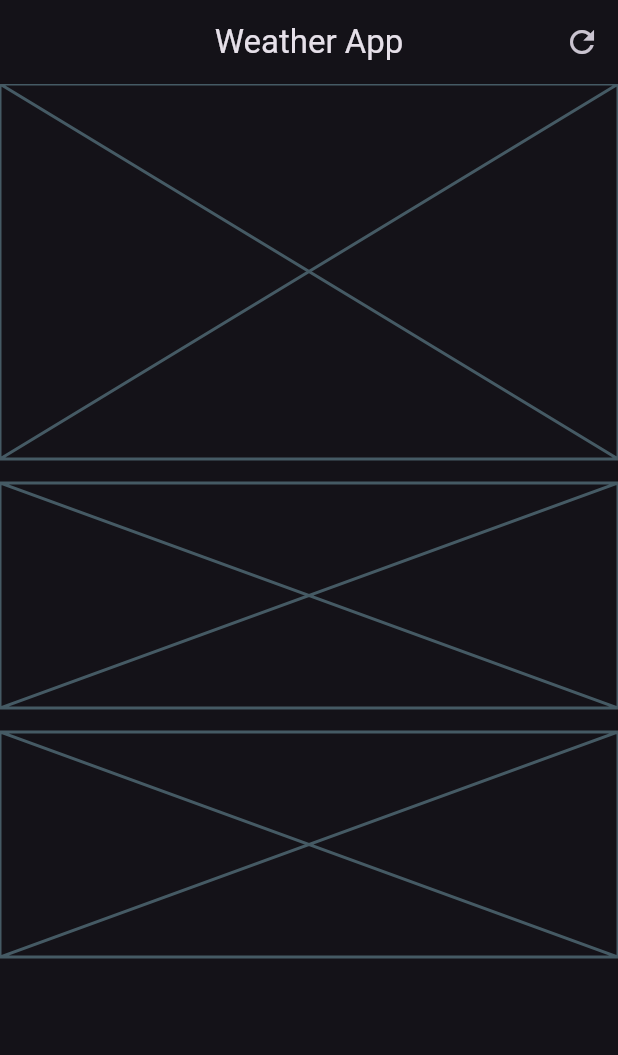
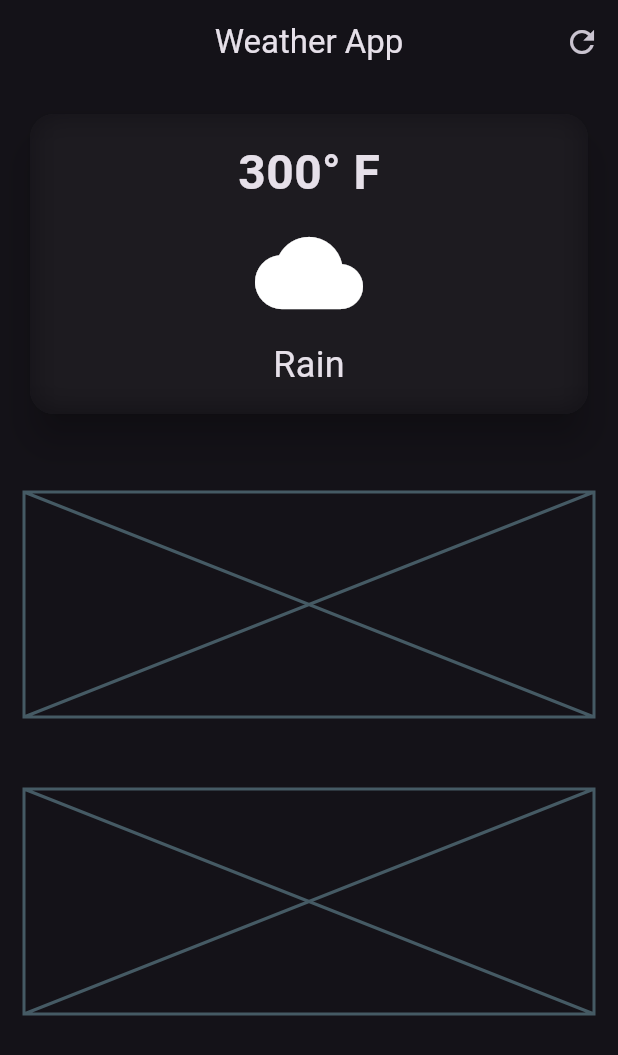
Before and after one commit to TahmidMannanDipu/weather_app, a Flutter app: the screen it shows after launch, on a phone screen of 412 x 824 dp. Shown: the top 1055 px of the screen. Run offline on Flutter 3.47's test engine with Material 3 defaults, Android fonts, the phone set to English and light mode, and no system bars.

Commit message:
first commit

```diff
--- a/lib/pages/weather_screen.dart
+++ b/lib/pages/weather_screen.dart
@@ -1,3 +1,5 @@
+import 'dart:ui';
+
 import 'package:flutter/material.dart';
 
 
@@ -13,18 +15,55 @@ class WeatherScreen extends StatelessWidget {
         actions: [
           IconButton(
             onPressed: (){
-              print("Refresh");
+
             },
             icon: Icon(Icons.refresh),
           ),
         ],
       ),
 
-      body: Column(
+      body: Padding(
+        padding: const EdgeInsets.all(16.0),
+        child: Column(
+          spacing: 16,
           children: [
             // main card
-          Placeholder(
-            fallbackHeight: 250,
+            SizedBox(
+              width: double.infinity,
+              child: Card(
+                elevation: 10,
+                shape: RoundedRectangleBorder(
+                  borderRadius: BorderRadius.circular(16),
+                ),
+                child: ClipRRect(
+                  borderRadius: BorderRadius.circular(16),
+                  child: BackdropFilter(
+                    filter: ImageFilter.blur(
+                      sigmaX: 10, sigmaY: 10,
+                    ),
+                    child: Padding(
+                      padding: const EdgeInsets.symmetric(vertical: 16.0),
+                      child: Column(
+                        spacing: 8,
+                        children: [
+                          Text("300° F",style: TextStyle(
+                            fontSize: 32,
+                            fontWeight: FontWeight.bold,
+                          ),
+                          ),
+                          Icon(
+                            Icons.cloud,
+                            size: 72,
+                          ),
+                          Text("Rain",style: TextStyle(
+                            fontSize: 24,
+                          ),),
+                        ],
+                      ),
+                    ),
+                  ),
+                ),
+              ),
             ),
             const SizedBox(
               height: 16,
@@ -40,7 +79,9 @@ class WeatherScreen extends StatelessWidget {
             Placeholder(
               fallbackHeight: 150,
             ),
+
           ],
+        ),
       ),
 
     );
```
Lines whose indentation alone changed are shown as unchanged.
